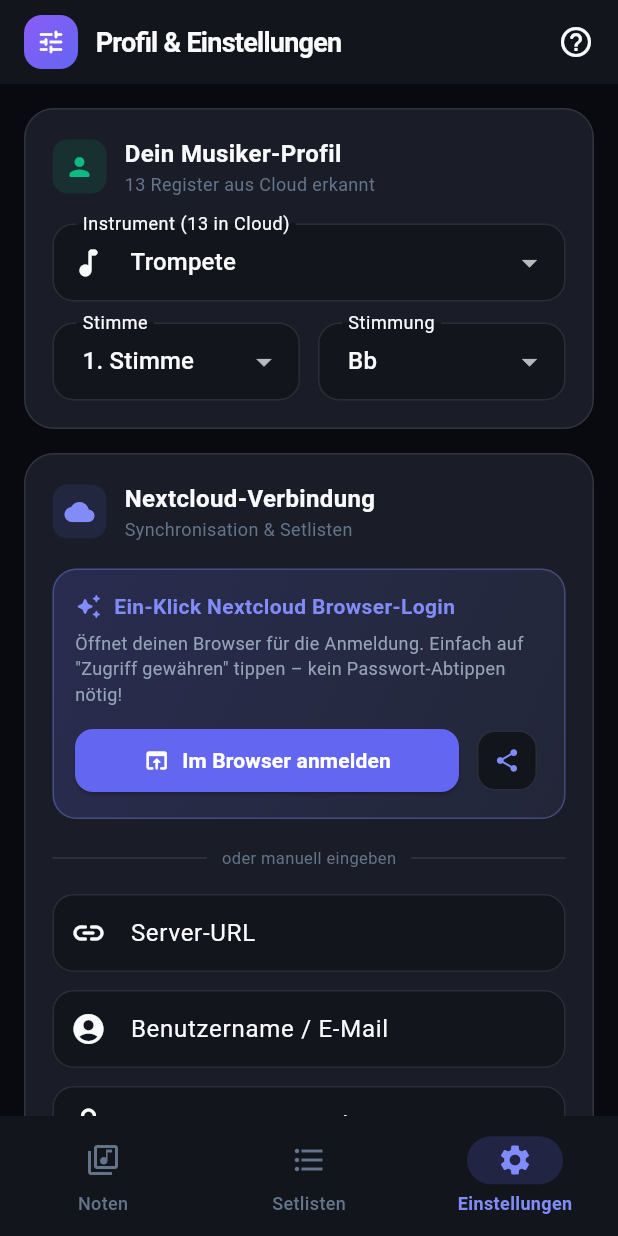
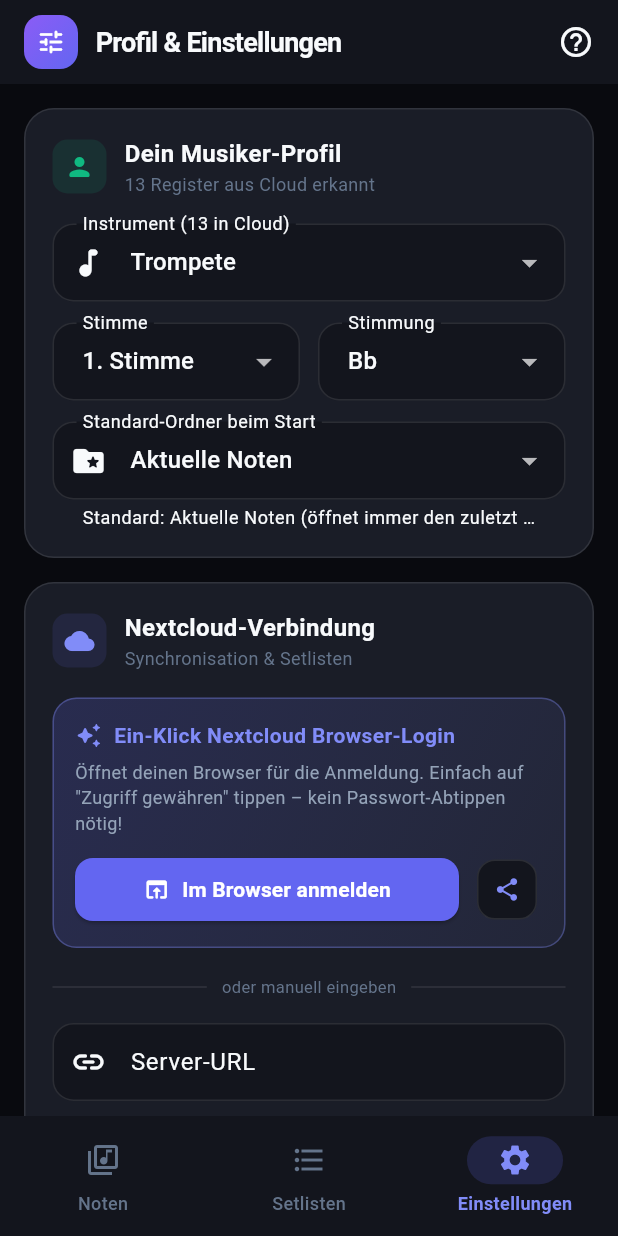
Before and after one commit to Mindstorms123/notencloud, a Flutter app: the screen it shows after launch, item 3 of the bottom bar chosen, on a phone screen of 412 x 824 dp. Run offline on Flutter 3.47's test engine with Material 3 defaults, Android fonts, the phone set to English and light mode, and no system bars; our stand-ins replace shared_preferences; missing offline and left inert: pdfrx; accounts and stored records are empty.

Commit message:
feat: default start folder Aktuelle Noten and remember last active folder

```diff
--- a/lib/services/storage_service.dart
+++ b/lib/services/storage_service.dart
@@ -13,6 +13,8 @@ class StorageService {
   static const _prefAccountKey = 'nextcloud_account';
   static const _prefSongsCacheKey = 'cached_songs_index';
   static const _prefLocalSetlistsKey = 'local_setlists';
+  static const _prefDefaultCategoryKey = 'default_repertoire_category';
+  static const _prefLastActiveCategoryKey = 'last_active_repertoire_category';
 
   final SharedPreferences _prefs;
 
@@ -21,6 +23,24 @@ class StorageService {
   static Future<StorageService> init() async {
     final prefs = await SharedPreferences.getInstance();
     return StorageService(prefs);
+  }
+
+  // --- Category Preferences ---
+
+  String getDefaultCategory() {
+    return _prefs.getString(_prefDefaultCategoryKey) ?? 'Aktuelle Noten';
+  }
+
+  Future<void> setDefaultCategory(String category) async {
+    await _prefs.setString(_prefDefaultCategoryKey, category);
+  }
+
+  String getLastActiveCategory() {
+    return _prefs.getString(_prefLastActiveCategoryKey) ?? getDefaultCategory();
+  }
+
+  Future<void> setLastActiveCategory(String category) async {
+    await _prefs.setString(_prefLastActiveCategoryKey, category);
   }
 
   // --- Profile ---
--- a/lib/ui/screens/settings_screen.dart
+++ b/lib/ui/screens/settings_screen.dart
@@ -36,12 +36,14 @@ class _SettingsScreenState extends State<SettingsScreen> {
   bool _isTestingConnection = false;
   String? _connectionTestResult;
   bool _isConnectionSuccess = false;
+  late String _defaultCategory;
 
   @override
   void initState() {
     super.initState();
     _profile = widget.storageService.getProfile();
     _account = widget.storageService.getAccount();
+    _defaultCategory = widget.storageService.getDefaultCategory();
 
     _serverUrlController.text = _account.serverUrl;
     _usernameController.text = _account.username;
@@ -325,6 +327,13 @@ class _SettingsScreenState extends State<SettingsScreen> {
       ...dynamicInstruments,
       if (!dynamicInstruments.contains(_profile.instrument)) _profile.instrument,
     ];
+    final cachedCats = cachedSongs.map((s) => s.category).where((c) => c.isNotEmpty).toSet().toList();
+    cachedCats.sort();
+    final categoriesList = [
+      'Aktuelle Noten',
+      ...cachedCats.where((c) => c != 'Aktuelle Noten'),
+      'Alle',
+    ];
 
     return Scaffold(
       appBar: AppBar(
@@ -478,6 +487,31 @@ class _SettingsScreenState extends State<SettingsScreen> {
                       ),
                     ),
                   ],
+                ),
+                const SizedBox(height: 14),
+
+                // Default Start Category / Folder
+                DropdownButtonFormField<String>(
+                  value: categoriesList.contains(_defaultCategory)
+                      ? _defaultCategory
+                      : 'Aktuelle Noten',
+                  decoration: const InputDecoration(
+                    labelText: 'Standard-Ordner beim Start',
+                    prefixIcon: Icon(Icons.folder_special_rounded),
+                    helperText: 'Standard: Aktuelle Noten (öffnet immer den zuletzt aktiven Ordner)',
+                  ),
+                  items: categoriesList.map((cat) {
+                    return DropdownMenuItem(value: cat, child: Text(cat));
+                  }).toList(),
+                  onChanged: (val) {
+                    if (val != null) {
+                      setState(() {
+                        _defaultCategory = val;
+                      });
+                      widget.storageService.setDefaultCategory(val);
+                      widget.storageService.setLastActiveCategory(val);
+                    }
+                  },
                 ),
               ],
             ),
```
Also changed, not shown: lib/ui/screens/repertoire_screen.dart (+16 -1 lines).
